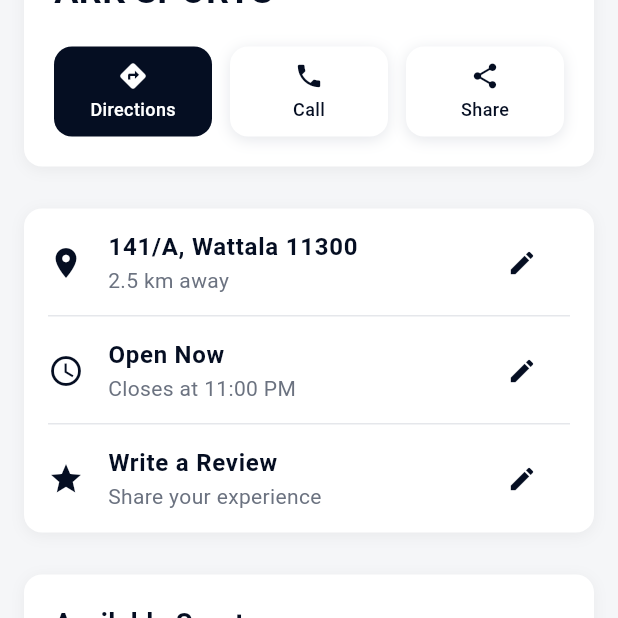
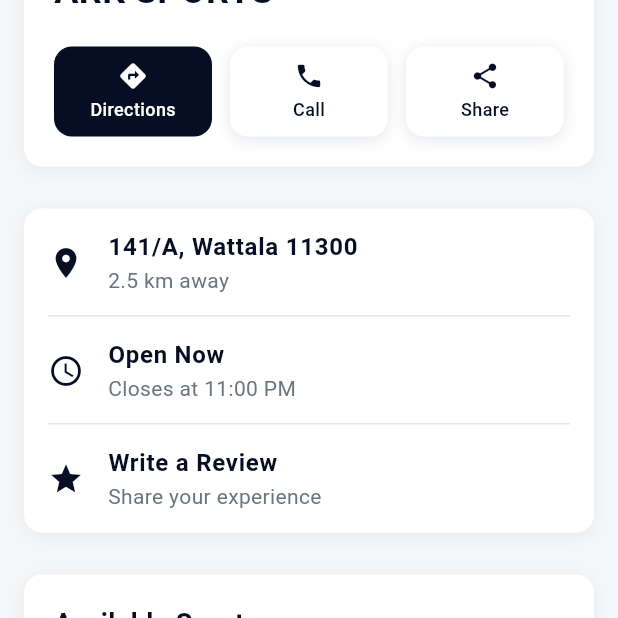
Before and after one commit to niththilan/Athlon-user, a Flutter app: the CourtDetailScreen screen opened directly, scrolled down 359 dp, on a phone screen of 412 x 824 dp, the top half of it. Run offline on Flutter 3.47's test engine with Material 3 defaults, Android fonts, the phone set to English and light mode, and no system bars; our stand-ins replace font_awesome_flutter; network calls fail.

Commit message:
edit icon removed

```diff
--- a/lib/customers/courtDetails.dart
+++ b/lib/customers/courtDetails.dart
@@ -539,14 +539,6 @@ class _CourtDetailScreenState extends State<CourtDetailScreen> {
                             color: Color(0xFF6B7280),
                           ),
                         ),
-                        trailing: IconButton(
-                          icon: const Icon(Icons.edit, color: Color(0xFF050E22), size: 20),
-                          onPressed: () {
-                            ScaffoldMessenger.of(context).showSnackBar(
-                              const SnackBar(content: Text('Edit location pressed')),
-                            );
-                          },
-                        ),
                       ),
                       const Divider(
                         color: Color(0xFFE5E7EB),
@@ -572,14 +564,6 @@ class _CourtDetailScreenState extends State<CourtDetailScreen> {
                             color: Color(0xFF6B7280),
                           ),
                         ),
-                        trailing: IconButton(
-                          icon: const Icon(Icons.edit, color: Color(0xFF050E22), size: 20),
-                          onPressed: () {
-                            ScaffoldMessenger.of(context).showSnackBar(
-                              const SnackBar(content: Text('Edit time pressed')),
-                            );
-                          },
-                        ),
                       ),
                       const Divider(
                         color: Color(0xFFE5E7EB),
@@ -604,14 +588,6 @@ class _CourtDetailScreenState extends State<CourtDetailScreen> {
                             fontSize: 14,
                             color: Color(0xFF6B7280),
                           ),
-                        ),
-                        trailing: IconButton(
-                          icon: const Icon(Icons.edit, color: Color(0xFF050E22), size: 20),
-                          onPressed: () {
-                            ScaffoldMessenger.of(context).showSnackBar(
-                              const SnackBar(content: Text('Edit review pressed')),
-                            );
-                          },
                         ),
                       ),
                     ],
```
